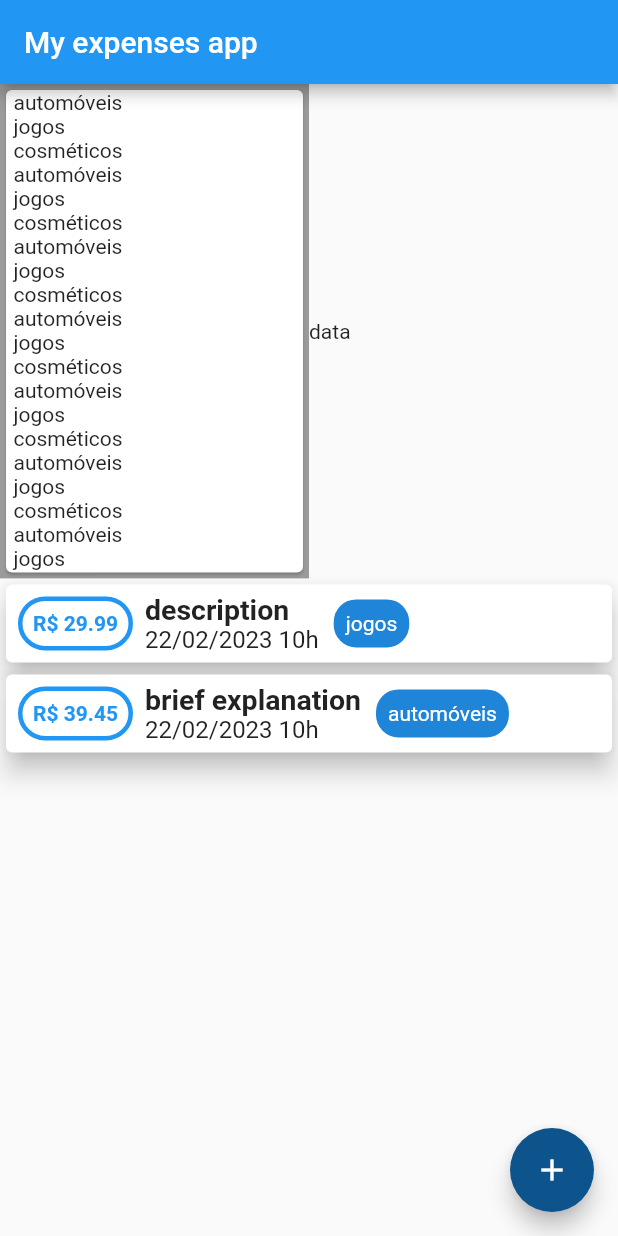
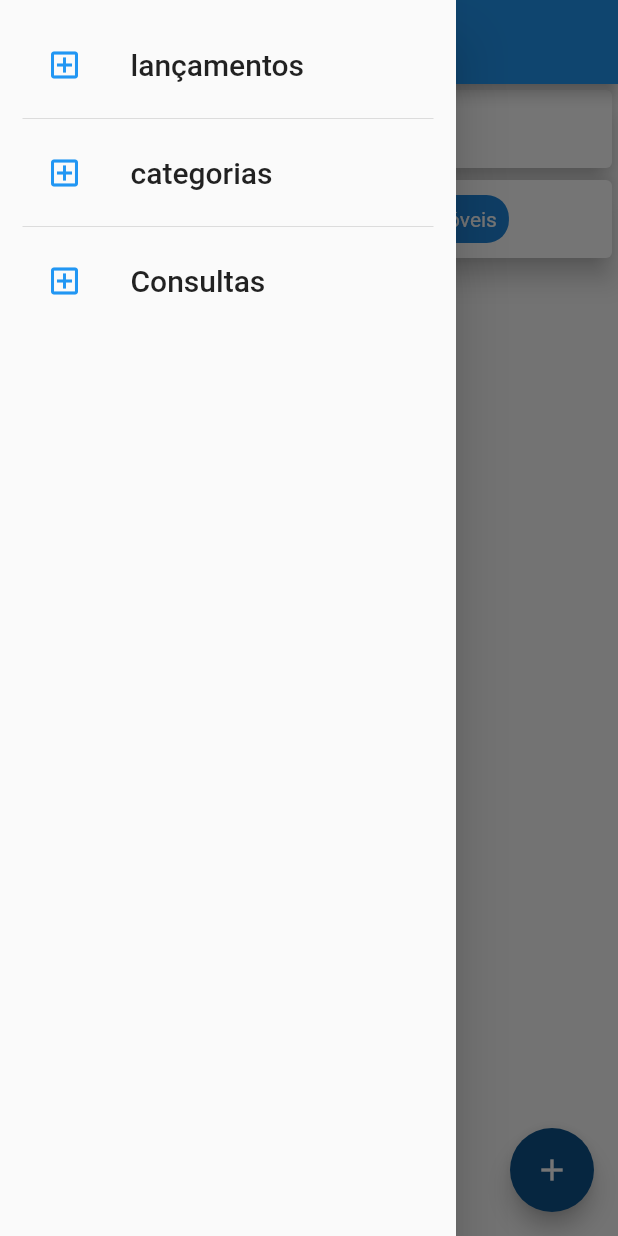
Before and after one commit to Juanzitozito/fluttertest, a Flutter app: the screen it shows after launch, with the side drawer open (before the commit the screen has no drawer), on a phone screen of 412 x 824 dp. Run offline on Flutter 3.47's test engine with Material 2 defaults, Android fonts, the phone set to English and light mode, and no system bars; our stand-ins replace date_field, flutter_riverpod, hive_flutter; missing offline and left inert: dart:ffi, window_manager; accounts and stored records are empty.

Commit message:
mandatory save

```diff
--- a/lib/main.dart
+++ b/lib/main.dart
@@ -1,9 +1,11 @@
 import 'dart:ffi';
 
 import 'package:flutter/material.dart';
+import 'package:flutter_riverpod/flutter_riverpod.dart';
 import 'package:fluttertest/entity/categoria.dart';
 import 'package:fluttertest/entity/lancamento.dart';
 import 'package:fluttertest/widgets/lista_lancamento.dart';
+import 'package:fluttertest/widgets/nav_bar.dart';
 import 'package:fluttertest/widgets/new_lancamento.dart';
 import 'package:hive_flutter/adapters.dart';
 import 'package:intl/intl.dart';
@@ -13,7 +15,11 @@ void main(List<String> args) async {
 
   await Hive.initFlutter();
 
-  return runApp(MyApp());
+  return runApp(
+    ProviderScope(
+      child: MyApp(),
+    ),
+  );
 }
 
 class MyApp extends StatelessWidget {
@@ -32,33 +38,6 @@ class MyHomePage extends StatefulWidget {
 }
 
 class _MyHomePageState extends State<MyHomePage> {
-  final List<Categoria> _listaCategorias = [
-    Categoria(id: 1, nome: 'automóveis'),
-    Categoria(id: 2, nome: 'jogos'),
-    Categoria(id: 3, nome: 'cosméticos'),
-    Categoria(id: 1, nome: 'automóveis'),
-    Categoria(id: 2, nome: 'jogos'),
-    Categoria(id: 3, nome: 'cosméticos'),
-    Categoria(id: 1, nome: 'automóveis'),
-    Categoria(id: 2, nome: 'jogos'),
-    Categoria(id: 3, nome: 'cosméticos'),
-    Categoria(id: 1, nome: 'automóveis'),
-    Categoria(id: 2, nome: 'jogos'),
-    Categoria(id: 3, nome: 'cosméticos'),
-    Categoria(id: 1, nome: 'automóveis'),
-    Categoria(id: 2, nome: 'jogos'),
-    Categoria(id: 3, nome: 'cosméticos'),
-    Categoria(id: 1, nome: 'automóveis'),
-    Categoria(id: 2, nome: 'jogos'),
-    Categoria(id: 3, nome: 'cosméticos'),
-    Categoria(id: 1, nome: 'automóveis'),
-    Categoria(id: 2, nome: 'jogos'),
-    Categoria(id: 3, nome: 'cosméticos'),
-    Categoria(id: 1, nome: 'automóveis'),
-    Categoria(id: 2, nome: 'jogos'),
-    Categoria(id: 3, nome: 'cosméticos'),
-  ];
-
   final List<Lancamento> _listaLancamentos = [
     Lancamento(
         id: 1,
@@ -74,11 +53,18 @@ class _MyHomePageState extends State<MyHomePage> {
         categoria: 'automóveis')
   ];
 
+  final List<Categoria> _listaCategorias = [
+    Categoria(id: 1, nome: 'automóveis'),
+    Categoria(id: 2, nome: 'jogos'),
+    Categoria(id: 3, nome: 'cosméticos'),
+  ];
+
   double totalizador = 0;
 
-  void _addNewLancamento(String observacao, double valor, String categoria) {
+  void _addNewLancamento(
+      String observacao, double valor, String categoria, String emissao) {
     final newLanc = Lancamento(
-        emissao: DateTime.now(),
+        emissao: DateTime.parse(emissao),
         valor: valor,
         observacao: observacao,
         categoria: categoria,
@@ -100,33 +86,12 @@ class _MyHomePageState extends State<MyHomePage> {
   @override
   Widget build(BuildContext context) {
     return Scaffold(
+      drawer: NavBar(listaCategorias: _listaCategorias),
       appBar: AppBar(
         title: const Text('My expenses app'),
       ),
       body: SingleChildScrollView(
-        child: Column(crossAxisAlignment: CrossAxisAlignment.start, children: [
-          Row(
-            children: [
-              Container(
-                color: Colors.black38,
-                width: MediaQuery.of(context).size.width * 0.5,
-                height: MediaQuery.of(context).size.height * 0.4,
-                child: (Card(
-                    child: SingleChildScrollView(
-                  padding: EdgeInsets.only(left: 5),
-                  child: Column(
-                    crossAxisAlignment: CrossAxisAlignment.start,
-                    children: _listaCategorias.map((e) {
-                      return Text(e.nome);
-                    }).toList(),
-                  ),
-                ))),
-              ),
-              Text('data')
-            ],
-          ),
-          ListaLancamentos(_listaLancamentos),
-        ]),
+        child: ListaLancamentos(_listaLancamentos),
       ),
       floatingActionButton: FloatingActionButton(
         backgroundColor: const Color.fromARGB(255, 13, 83, 140),
--- a/lib/widgets/lista_lancamento.dart
+++ b/lib/widgets/lista_lancamento.dart
@@ -30,7 +30,7 @@ class ListaLancamentos extends StatelessWidget {
                     margin: const EdgeInsets.all(8.0),
                     padding: const EdgeInsets.all(7),
                     child: Text(
-                      'R\$ ${e.valor.toString()}',
+                      'R\$ ${e.valor.toStringAsFixed(2)}',
                       style: const TextStyle(
                           color: Colors.blue, fontWeight: FontWeight.w700),
                     )),
@@ -49,7 +49,7 @@ class ListaLancamentos extends StatelessWidget {
                 ),
                 Container(
                   padding: const EdgeInsets.all(8),
-                  margin: EdgeInsets.only(left: 10),
+                  margin: const EdgeInsets.only(left: 10),
                   decoration: const BoxDecoration(
                       color: Color.fromARGB(255, 31, 133, 217),
                       borderRadius: BorderRadius.all(Radius.circular(15))),
--- /dev/null
+++ b/lib/widgets/nav_bar.dart
@@ -0,0 +1,65 @@
+import 'package:flutter/material.dart';
+import 'package:fluttertest/entity/categoria.dart';
+import 'package:fluttertest/pages/categorias.dart';
+
+class NavBar extends StatelessWidget {
+  final List<Categoria>? listaCategorias;
+
+  NavBar({this.listaCategorias});
+
+  @override
+  Widget build(BuildContext context) {
+    return Drawer(
+      child: ListView(
+        padding: const EdgeInsets.all(15),
+        children: [
+          const ListTile(
+            leading: Icon(
+              Icons.add_box_outlined,
+              color: Colors.blue,
+            ),
+            title: Text(
+              'lançamentos',
+              style: TextStyle(
+                fontSize: 20,
+              ),
+            ),
+          ),
+          const Divider(),
+          ListTile(
+            leading: const Icon(
+              Icons.add_box_outlined,
+              color: Colors.blue,
+            ),
+            onTap: () {
+              Navigator.push(
+                  context,
+                  MaterialPageRoute(
+                      builder: (context) =>
+                          Categorias(listaCategorias: listaCategorias)));
+            },
+            title: const Text(
+              'categorias',
+              style: TextStyle(
+                fontSize: 20,
+              ),
+            ),
+          ),
+          const Divider(),
+          const ListTile(
+            leading: Icon(
+              Icons.add_box_outlined,
+              color: Colors.blue,
+            ),
+            title: Text(
+              'Consultas',
+              style: TextStyle(
+                fontSize: 20,
+              ),
+            ),
+          ),
+        ],
+      ),
+    );
+  }
+}
--- a/lib/widgets/new_lancamento.dart
+++ b/lib/widgets/new_lancamento.dart
@@ -36,7 +36,7 @@ class NewLancamento extends StatelessWidget {
             ),
             DateTimeField(
                 onDateSelected: (date) {
-                  print(date);
+                  emissaoController.text = date.toString();
                 },
                 selectedDate: DateTime.now()),
             ElevatedButton(
@@ -44,7 +44,8 @@ class NewLancamento extends StatelessWidget {
                   addInput(
                       observacaoController.text,
                       double.parse(valorController.text),
-                      categoriaController.text);
+                      categoriaController.text,
+                      emissaoController.text);
                 },
                 child: Text('adicionar'))
           ],
```
Also changed, not shown: lib/pages/categorias.dart (added, +37 -0 lines).
